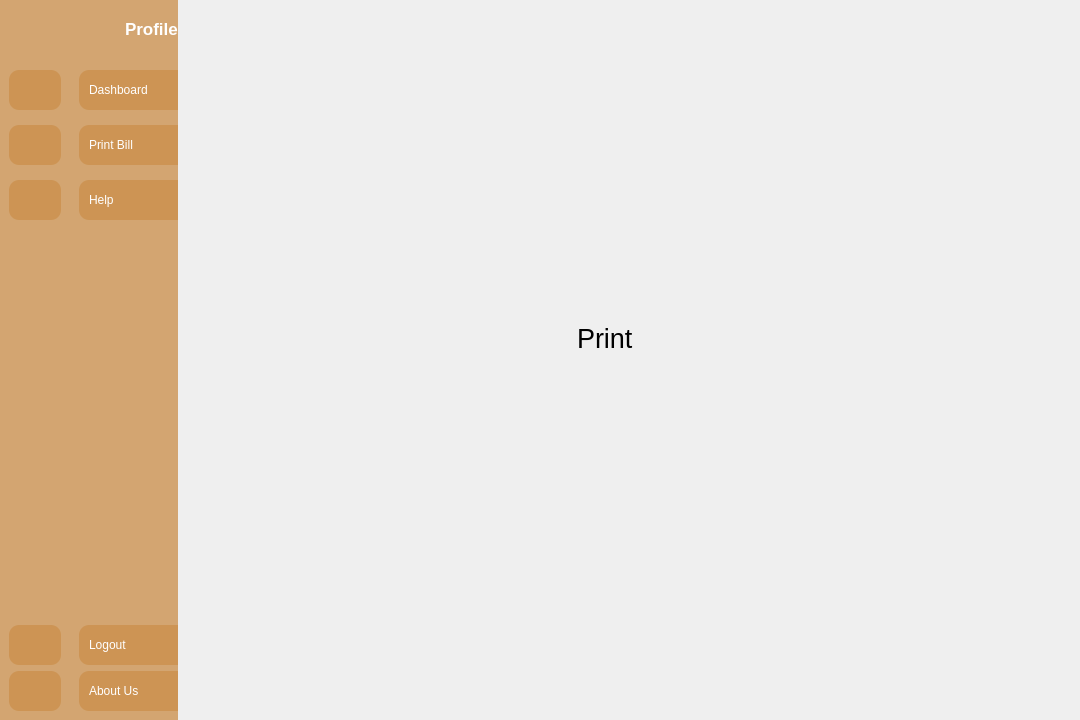
Old version of the form Final Main/windows/dashboard2_page.ui in the repository syxn0/syno.
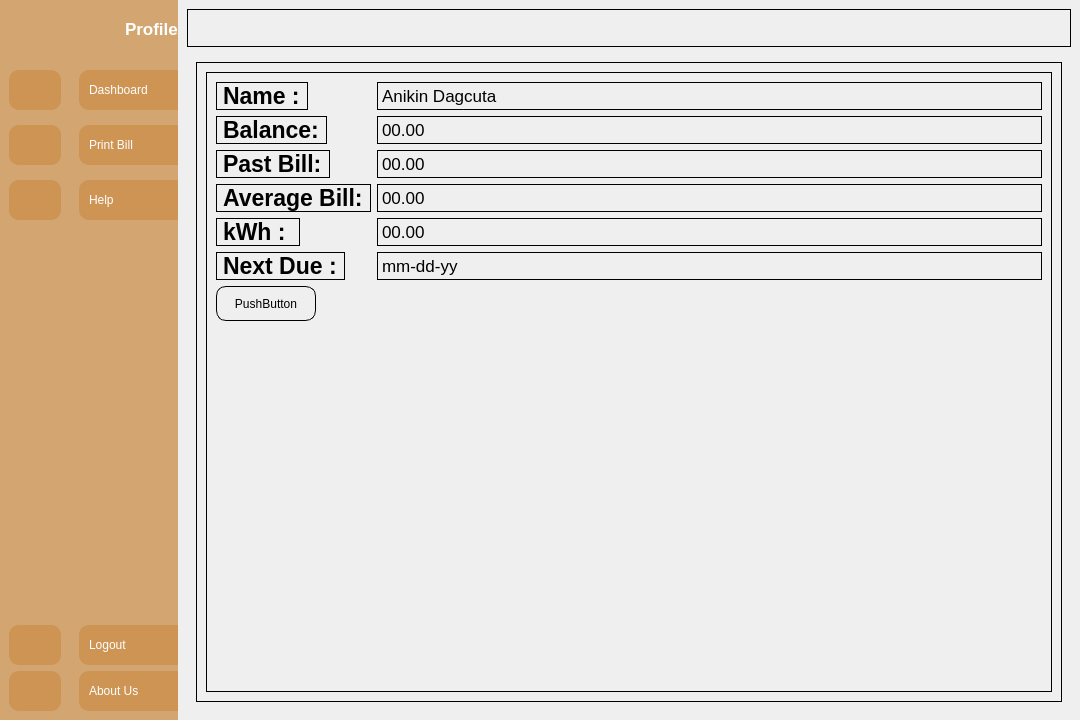
New version of the form. The open tabs and pages were chosen to show the change. Icons and pictures are not drawn.

Diff of the .ui file:
```diff
--- a/Final Main/windows/dashboard2_page.ui
+++ b/Final Main/windows/dashboard2_page.ui
@@ -511,6 +511,9 @@
       <layout class="QVBoxLayout" name="verticalLayout_5">
        <item>
         <widget class="QWidget" name="header" native="true">
+         <property name="styleSheet">
+          <string notr="true">border:1px solid black;</string>
+         </property>
          <layout class="QHBoxLayout" name="horizontalLayout_4">
           <item>
            <widget class="QPushButton" name="pushButton_11">
@@ -716,24 +719,222 @@
           </layout>
          </widget>
          <widget class="QWidget" name="print">
-          <widget class="QLabel" name="label_5">
-           <property name="geometry">
-            <rect>
-             <x>390</x>
-             <y>240</y>
-             <width>201</width>
-             <height>91</height>
-            </rect>
-           </property>
-           <property name="font">
-            <font>
-             <pointsize>20</pointsize>
-            </font>
-           </property>
-           <property name="text">
-            <string>Print</string>
-           </property>
-          </widget>
+          <layout class="QHBoxLayout" name="horizontalLayout_6">
+           <item>
+            <widget class="QFrame" name="frame_4">
+             <property name="styleSheet">
+              <string notr="true">border:1px solid black;</string>
+             </property>
+             <property name="frameShape">
+              <enum>QFrame::StyledPanel</enum>
+             </property>
+             <property name="frameShadow">
+              <enum>QFrame::Raised</enum>
+             </property>
+             <layout class="QVBoxLayout" name="verticalLayout_6">
+              <item>
+               <widget class="QFrame" name="frame_6">
+                <property name="styleSheet">
+                 <string notr="true">border:1px solid black;</string>
+                </property>
+                <property name="frameShape">
+                 <enum>QFrame::StyledPanel</enum>
+                </property>
+                <property name="frameShadow">
+                 <enum>QFrame::Raised</enum>
+                </property>
+                <layout class="QFormLayout" name="formLayout">
+                 <item row="0" column="0">
+                  <widget class="QLabel" name="label">
+                   <property name="minimumSize">
+                    <size>
+                     <width>0</width>
+                     <height>0</height>
+                    </size>
+                   </property>
+                   <property name="font">
+                    <font>
+                     <pointsize>17</pointsize>
+                     <weight>75</weight>
+                     <bold>true</bold>
+                    </font>
+                   </property>
+                   <property name="text">
+                    <string>Name :</string>
+                   </property>
+                  </widget>
+                 </item>
+                 <item row="0" column="1">
+                  <widget class="QLabel" name="label_4">
+                   <property name="font">
+                    <font>
+                     <pointsize>13</pointsize>
+                    </font>
+                   </property>
+                   <property name="text">
+                    <string>Anikin Dagcuta</string>
+                   </property>
+                  </widget>
+                 </item>
+                 <item row="2" column="1">
+                  <widget class="QLabel" name="label_12">
+                   <property name="font">
+                    <font>
+                     <pointsize>13</pointsize>
+                    </font>
+                   </property>
+                   <property name="text">
+                    <string>00.00</string>
+                   </property>
+                  </widget>
+                 </item>
+                 <item row="1" column="1">
+                  <widget class="QLabel" name="label_13">
+                   <property name="font">
+                    <font>
+                     <pointsize>13</pointsize>
+                    </font>
+                   </property>
+                   <property name="text">
+                    <string>00.00</string>
+                   </property>
+                  </widget>
+                 </item>
+                 <item row="1" column="0">
+                  <widget class="QLabel" name="label_5">
+                   <property name="font">
+                    <font>
+                     <pointsize>17</pointsize>
+                     <weight>75</weight>
+                     <bold>true</bold>
+                    </font>
+                   </property>
+                   <property name="text">
+                    <string>Balance:</string>
+                   </property>
+                  </widget>
+                 </item>
+                 <item row="2" column="0">
+                  <widget class="QLabel" name="label_8">
+                   <property name="font">
+                    <font>
+                     <pointsize>17</pointsize>
+                     <weight>75</weight>
+                     <bold>true</bold>
+                    </font>
+                   </property>
+                   <property name="text">
+                    <string>Past Bill:</string>
+                   </property>
+                  </widget>
+                 </item>
+                 <item row="3" column="0">
+                  <widget class="QLabel" name="label_9">
+                   <property name="font">
+                    <font>
+                     <pointsize>17</pointsize>
+                     <weight>75</weight>
+                     <bold>true</bold>
+                    </font>
+                   </property>
+                   <property name="text">
+                    <string>Average Bill:</string>
+                   </property>
+                  </widget>
+                 </item>
+                 <item row="3" column="1">
+                  <widget class="QLabel" name="label_14">
+                   <property name="font">
+                    <font>
+                     <pointsize>13</pointsize>
+                    </font>
+                   </property>
+                   <property name="text">
+                    <string>00.00</string>
+                   </property>
+                  </widget>
+                 </item>
+                 <item row="4" column="0">
+                  <widget class="QLabel" name="label_10">
+                   <property name="font">
+                    <font>
+                     <pointsize>17</pointsize>
+                     <weight>75</weight>
+                     <bold>true</bold>
+                    </font>
+                   </property>
+                   <property name="text">
+                    <string>kWh : </string>
+                   </property>
+                  </widget>
+                 </item>
+                 <item row="4" column="1">
+                  <widget class="QLabel" name="label_15">
+                   <property name="font">
+                    <font>
+                     <pointsize>13</pointsize>
+                    </font>
+                   </property>
+                   <property name="text">
+                    <string>00.00</string>
+                   </property>
+                  </widget>
+                 </item>
+                 <item row="5" column="0">
+                  <widget class="QLabel" name="label_11">
+                   <property name="font">
+                    <font>
+                     <pointsize>17</pointsize>
+                     <weight>75</weight>
+                     <bold>true</bold>
+                    </font>
+                   </property>
+                   <property name="text">
+                    <string>Next Due :</string>
+                   </property>
+                  </widget>
+                 </item>
+                 <item row="5" column="1">
+                  <widget class="QLabel" name="label_16">
+                   <property name="font">
+                    <font>
+                     <pointsize>13</pointsize>
+                    </font>
+                   </property>
+                   <property name="text">
+                    <string>mm-dd-yy</string>
+                   </property>
+                  </widget>
+                 </item>
+                 <item row="6" column="0">
+                  <widget class="QPushButton" name="pushButton">
+                   <property name="minimumSize">
+                    <size>
+                     <width>100</width>
+                     <height>35</height>
+                    </size>
+                   </property>
+                   <property name="maximumSize">
+                    <size>
+                     <width>0</width>
+                     <height>0</height>
+                    </size>
+                   </property>
+                   <property name="styleSheet">
+                    <string notr="true">border-radius:10px;</string>
+                   </property>
+                   <property name="text">
+                    <string>PushButton</string>
+                   </property>
+                  </widget>
+                 </item>
+                </layout>
+               </widget>
+              </item>
+             </layout>
+            </widget>
+           </item>
+          </layout>
          </widget>
          <widget class="QWidget" name="help">
           <widget class="QLabel" name="label_6">
```
Left out of the diff: 949 changed lines with no effect on the pictures.
